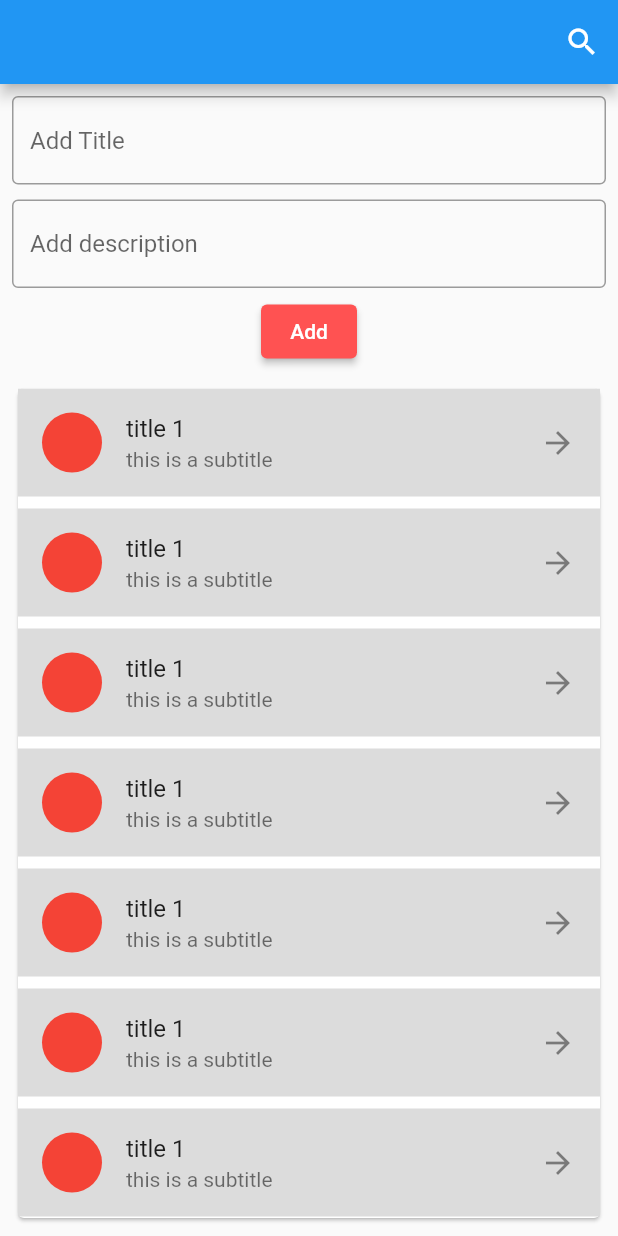
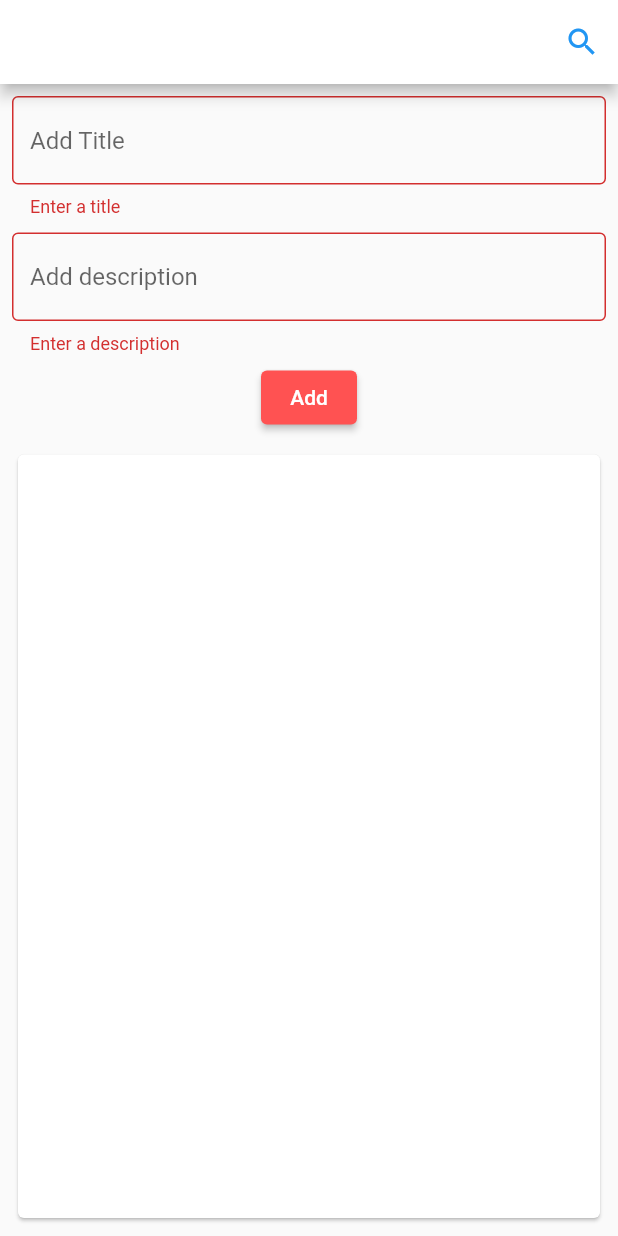
Before and after one commit to kamruzzaman-aman/Module-10_Assignment-10, a Flutter app: the screen it shows after launch, after a tap on "Add", on a phone screen of 412 x 824 dp. Run offline on Flutter 3.47's test engine with Material 2 defaults, Android fonts, the phone set to English and light mode, and no system bars.

Commit message:
Assignment 10

```diff
--- /dev/null
+++ b/lib/add_todo.dart
@@ -0,0 +1,65 @@
+import 'package:assignment_10/todo_model.dart';
+import 'package:flutter/material.dart';
+
+// ignore: must_be_immutable
+class AddTodo extends StatelessWidget {
+  final Function(TodoModel) onAddTap;
+  AddTodo({super.key, required this.onAddTap});
+
+  TextEditingController addTETitle = TextEditingController();
+  TextEditingController addTEDescription = TextEditingController();
+  GlobalKey<FormState> _formkey = GlobalKey<FormState>();
+  @override
+  Widget build(BuildContext context) {
+    return Form(
+      key: _formkey,
+      child: Column(
+        children: [
+          TextFormField(
+            controller: addTETitle,
+            decoration: InputDecoration(
+                hintText: 'Add Title', border: OutlineInputBorder()),
+            validator: (value) {
+              if (value!.isEmpty) {
+                return 'Enter a title';
+              }
+              return null;
+            },
+          ),
+          SizedBox(
+            height: 10,
+          ),
+          TextFormField(
+            controller: addTEDescription,
+            decoration: InputDecoration(
+                hintText: 'Add description', border: OutlineInputBorder()),
+            validator: (value) {
+              if (value!.isEmpty) {
+                return 'Enter a description';
+              }
+              return null;
+            },
+          ),
+          SizedBox(
+            height: 5,
+          ),
+          ElevatedButton(
+              style:
+                  ElevatedButton.styleFrom(backgroundColor: Colors.redAccent),
+              onPressed: () {
+                if (_formkey.currentState!.validate()) {
+                  String title = addTETitle.text;
+                  String description = addTEDescription.text;
+                  TodoModel todoModelInstance = TodoModel(title, description);
+                  onAddTap(todoModelInstance);
+                }
+              },
+              child: Text('Add')),
+          SizedBox(
+            height: 10,
+          ),
+        ],
+      ),
+    );
+  }
+}
--- a/lib/home_screen.dart
+++ b/lib/home_screen.dart
@@ -1,3 +1,5 @@
+import 'package:assignment_10/add_todo.dart';
+import 'package:assignment_10/todo_model.dart';
 import 'package:assignment_10/update_todo_bottom_sheet.dart';
 import 'package:flutter/material.dart';
 
@@ -9,6 +11,8 @@ class HomeScreen extends StatefulWidget {
 }
 
 class _HomeScreenState extends State<HomeScreen> {
+  List<TodoModel> todoList = [];
+
   @override
   Widget build(BuildContext context) {
     return Scaffold(
@@ -19,34 +23,18 @@ class _HomeScreenState extends State<HomeScreen> {
         padding: const EdgeInsets.all(8.0),
         child: Column(
           children: [
-            TextFormField(
-              decoration: InputDecoration(
-                  hintText: 'Add Title', border: OutlineInputBorder()),
-            ),
-            SizedBox(
-              height: 10,
-            ),
-            TextFormField(
-              decoration: InputDecoration(
-                  hintText: 'Add description', border: OutlineInputBorder()),
-            ),
-            SizedBox(
-              height: 5,
-            ),
-            ElevatedButton(
-                style:
-                    ElevatedButton.styleFrom(backgroundColor: Colors.redAccent),
-                onPressed: () {},
-                child: Text('Add')),
-            SizedBox(
-              height: 10,
+            AddTodo(
+              onAddTap: (TodoModel) {
+                addToDo(todoModel: TodoModel);
+              },
             ),
             Expanded(
                 flex: 80,
                 child: Card(
                   child: ListView.builder(
-                    itemCount: 15,
+                    itemCount: todoList.length,
                     itemBuilder: (BuildContext context, int index) {
+                      final todo = todoList[index];
                       return Padding(
                         padding: const EdgeInsets.only(bottom: 8.0),
                         child: ListTile(
@@ -61,17 +49,28 @@ class _HomeScreenState extends State<HomeScreen> {
                                     actions: [
                                       TextButton(
                                           onPressed: () {
-                                          Navigator.pop(context);
+                                            Navigator.pop(context);
                                             showModalBottomSheet(
-                                              isScrollControlled: true,
+                                                isScrollControlled: true,
                                                 context: context,
                                                 builder: (_) {
-                                                  return UpdateTodoBottomSheet();
+                                                  return UpdateTodoBottomSheet(
+                                                    getForTitleDescription:
+                                                        todo,
+                                                    onUpdateTap: (TodoModel) {
+                                                      updateToDo(
+                                                          index: index,
+                                                          updateToDoModel:
+                                                              TodoModel);
+                                                    },
+                                                  );
                                                 });
                                           },
                                           child: Text('Edit')),
                                       TextButton(
-                                          onPressed: () {},
+                                          onPressed: () {
+                                            onDelete(index);
+                                          },
                                           child: Text('Delete'))
                                     ],
                                   );
@@ -82,10 +81,10 @@ class _HomeScreenState extends State<HomeScreen> {
                             backgroundColor: Colors.red,
                           ),
                           title: Text(
-                            'title 1',
+                            todo.title,
                             style: ThemeData().textTheme.titleMedium,
                           ),
-                          subtitle: Text('this is a subtitle'),
+                          subtitle: Text(todo.description),
                           trailing: Icon(Icons.arrow_forward),
                         ),
                       );
@@ -97,4 +96,21 @@ class _HomeScreenState extends State<HomeScreen> {
       ),
     );
   }
+
+  ///Controller Part Start=======================
+  void addToDo({required TodoModel todoModel}) {
+    todoList.add(todoModel);
+    setState(() {});
+  }
+
+  void updateToDo({required index, required TodoModel updateToDoModel}) {
+    todoList[index] = updateToDoModel;
+    setState(() {});
+  }
+
+  void onDelete(int index) {
+    todoList.removeAt(index);
+    Navigator.pop(context);
+    setState(() {});
+  }
 }
--- a/lib/main.dart
+++ b/lib/main.dart
@@ -10,6 +10,14 @@ class MyApp extends StatelessWidget {
   @override
   Widget build(BuildContext context) {
     return MaterialApp(
+      theme: ThemeData(
+        appBarTheme: AppBarTheme(
+          backgroundColor: Colors.white,
+          actionsIconTheme: IconThemeData(
+            color: Colors.blue
+          )
+        )
+      ),
       home: HomeScreen(),
     );
   }
--- /dev/null
+++ b/lib/todo_model.dart
@@ -0,0 +1,6 @@
+class TodoModel{
+  final String title;
+  final String description;
+
+  TodoModel(this.title, this.description);
+}
```
Also changed, not shown: lib/update_todo_bottom_sheet.dart (+42 -8 lines).
